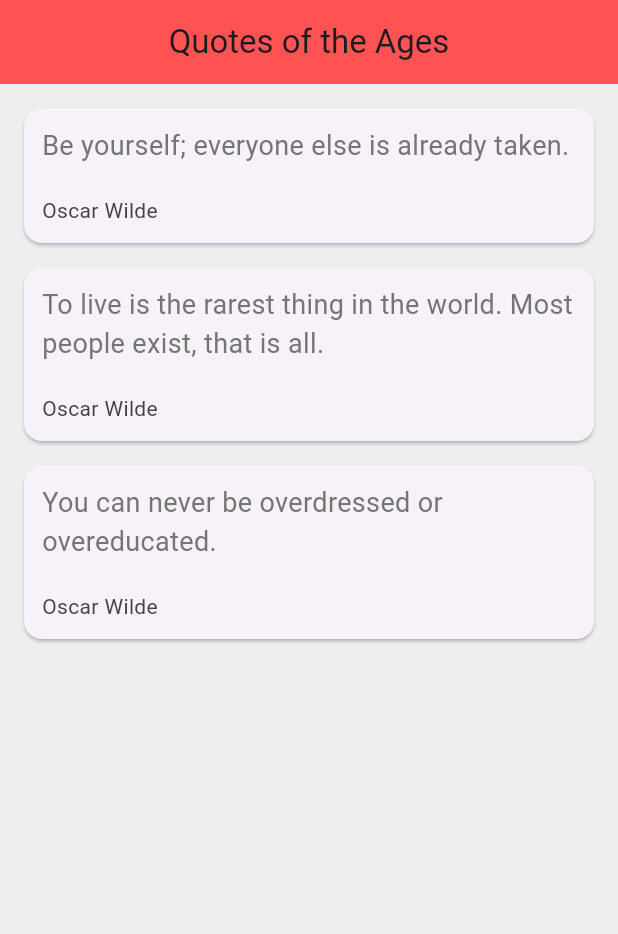
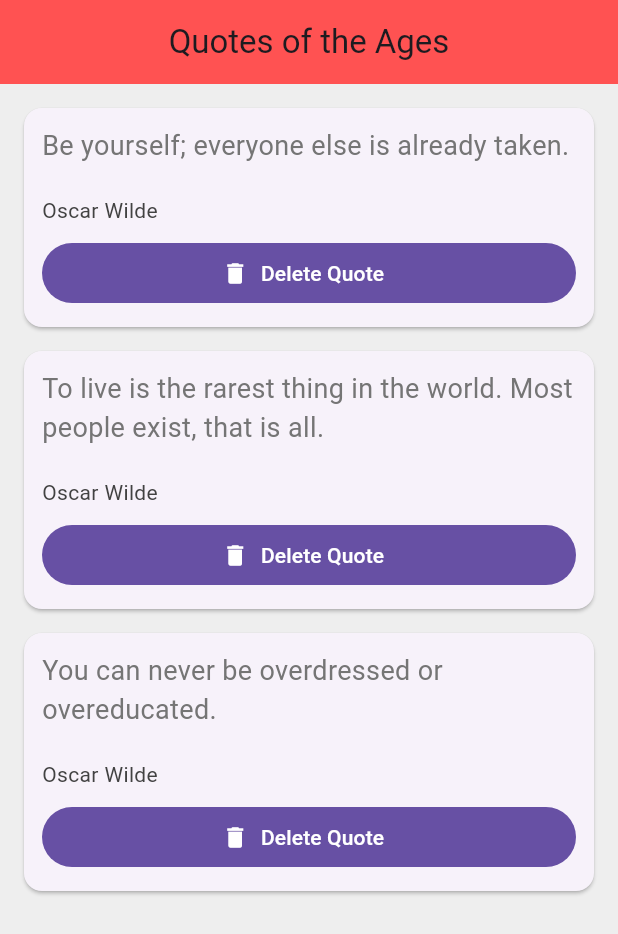
Before and after one commit to sratul/MAD200, a Flutter app: the screen it shows after launch, on a phone screen of 412 x 824 dp. Shown: the top 934 px of the screen. Run offline on Flutter 3.47's test engine with Material 3 defaults, Android fonts, the phone set to English and light mode, and no system bars.

Commit message:
ignore this

```diff
--- a/class_lectures/lib/main.dart
+++ b/class_lectures/lib/main.dart
@@ -45,7 +45,15 @@ class _QuoteListState extends State<QuoteList> {
             Text(
               quote.author,
               style: TextStyle(fontSize: 14, color: Colors.grey[800]),
-            )
+            ),
+            SizedBox(
+              height: 8,
+            ),
+            FilledButton.icon(
+              onPressed: () {},
+              label: Text("Delete Quote"),
+              icon: Icon(Icons.delete),
+            ),
           ],
         ),
       ),
```
Also changed, not shown: 1 other file.
